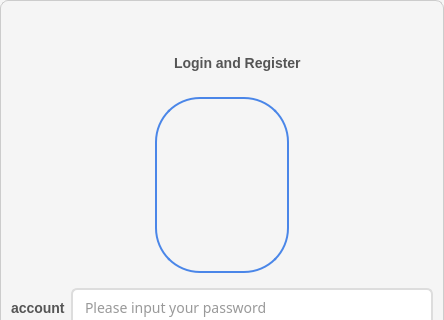
This is FacClient/widget.ui in 2306nian/FacExpSys as Qt 5 draws it before an edit; both pictures show x 0 to 444 and y 0 to 320 of the 444 by 581 pixel window. The edited form follows.
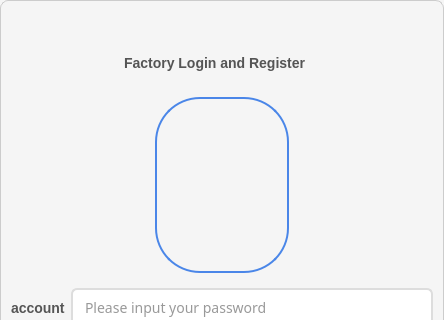
This is the edited form. Icons and pictures are not drawn.

```diff
--- a/FacClient/widget.ui
+++ b/FacClient/widget.ui
@@ -223,9 +223,9 @@
        <widget class="QLabel" name="label_2">
         <property name="geometry">
          <rect>
-          <x>130</x>
+          <x>80</x>
           <y>10</y>
-          <width>131</width>
+          <width>191</width>
           <height>21</height>
          </rect>
         </property>
@@ -233,7 +233,7 @@
          <enum>Qt::RightToLeft</enum>
         </property>
         <property name="text">
-         <string>Login and Register</string>
+         <string>Factory Login and Register</string>
         </property>
        </widget>
       </widget>
```
